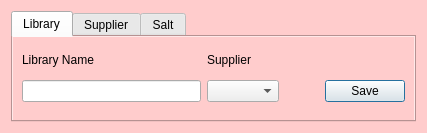
Above: chemReg/assets/addmetatags.ui from dahlbma/scarab_tornado before the change. Below: the same form after it.
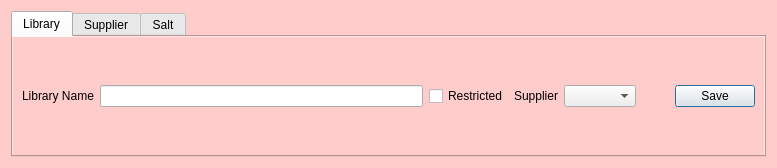
That is the form after the change. The open tabs and pages were chosen to show the change.

Commit message: Add restricted flag to library

The edit to the form file:
```diff
--- a/chemReg/assets/addmetatags.ui
+++ b/chemReg/assets/addmetatags.ui
@@ -6,8 +6,8 @@
    <rect>
     <x>0</x>
     <y>0</y>
-    <width>427</width>
-    <height>133</height>
+    <width>777</width>
+    <height>168</height>
    </rect>
   </property>
   <property name="windowTitle">
@@ -40,38 +40,53 @@
       <attribute name="title">
        <string>Library</string>
       </attribute>
-      <layout class="QGridLayout" name="gridLayout_2">
-       <item row="1" column="0">
+      <layout class="QVBoxLayout" name="verticalLayout">
+       <item>
+        <layout class="QHBoxLayout" name="horizontalLayout">
+         <item>
+          <widget class="QLabel" name="label">
+           <property name="sizePolicy">
+            <sizepolicy hsizetype="Maximum" vsizetype="Maximum">
+             <horstretch>0</horstretch>
+             <verstretch>0</verstretch>
+            </sizepolicy>
+           </property>
+           <property name="text">
+            <string>Library Name</string>
+           </property>
+          </widget>
+         </item>
+         <item>
         <widget class="QLineEdit" name="library_name_eb">
          <property name="clearButtonEnabled">
           <bool>false</bool>
          </property>
         </widget>
        </item>
-       <item row="1" column="1">
+         <item>
+          <widget class="QCheckBox" name="restricted_cb">
+           <property name="text">
+            <string>Restricted</string>
+           </property>
+          </widget>
+         </item>
+         <item>
+          <widget class="QLabel" name="label_2">
+           <property name="sizePolicy">
+            <sizepolicy hsizetype="Maximum" vsizetype="Maximum">
+             <horstretch>0</horstretch>
+             <verstretch>0</verstretch>
+            </sizepolicy>
+           </property>
+           <property name="text">
+            <string>Supplier</string>
+           </property>
+          </widget>
+         </item>
+         <item>
         <widget class="QComboBox" name="supplier_cb"/>
        </item>
-       <item row="1" column="3">
-        <widget class="QPushButton" name="library_save_btn">
-         <property name="text">
-          <string>Save</string>
-         </property>
-        </widget>
-       </item>
-       <item row="0" column="0">
-        <widget class="QLabel" name="label">
-         <property name="sizePolicy">
-          <sizepolicy hsizetype="Maximum" vsizetype="Maximum">
-           <horstretch>0</horstretch>
-           <verstretch>0</verstretch>
-          </sizepolicy>
-         </property>
-         <property name="text">
-          <string>Library Name</string>
-         </property>
-        </widget>
-       </item>
-       <item row="1" column="2">
+         <item>
         <spacer name="horizontalSpacer_2">
          <property name="orientation">
           <enum>Qt::Horizontal</enum>
@@ -81,24 +96,20 @@
          </property>
          <property name="sizeHint" stdset="0">
           <size>
-           <width>40</width>
+             <width>33</width>
            <height>20</height>
           </size>
          </property>
         </spacer>
        </item>
-       <item row="0" column="1">
-        <widget class="QLabel" name="label_2">
-         <property name="sizePolicy">
-          <sizepolicy hsizetype="Maximum" vsizetype="Maximum">
-           <horstretch>0</horstretch>
-           <verstretch>0</verstretch>
-          </sizepolicy>
-         </property>
+         <item>
+          <widget class="QPushButton" name="library_save_btn">
          <property name="text">
-          <string>Supplier</string>
-         </property>
-        </widget>
+            <string>Save</string>
+           </property>
+          </widget>
+         </item>
+        </layout>
        </item>
       </layout>
      </widget>
```
Left out of the diff: 2 changed lines with no effect on the pictures. Lines whose indentation alone changed are shown as unchanged. The commit also changes 2 other files.
